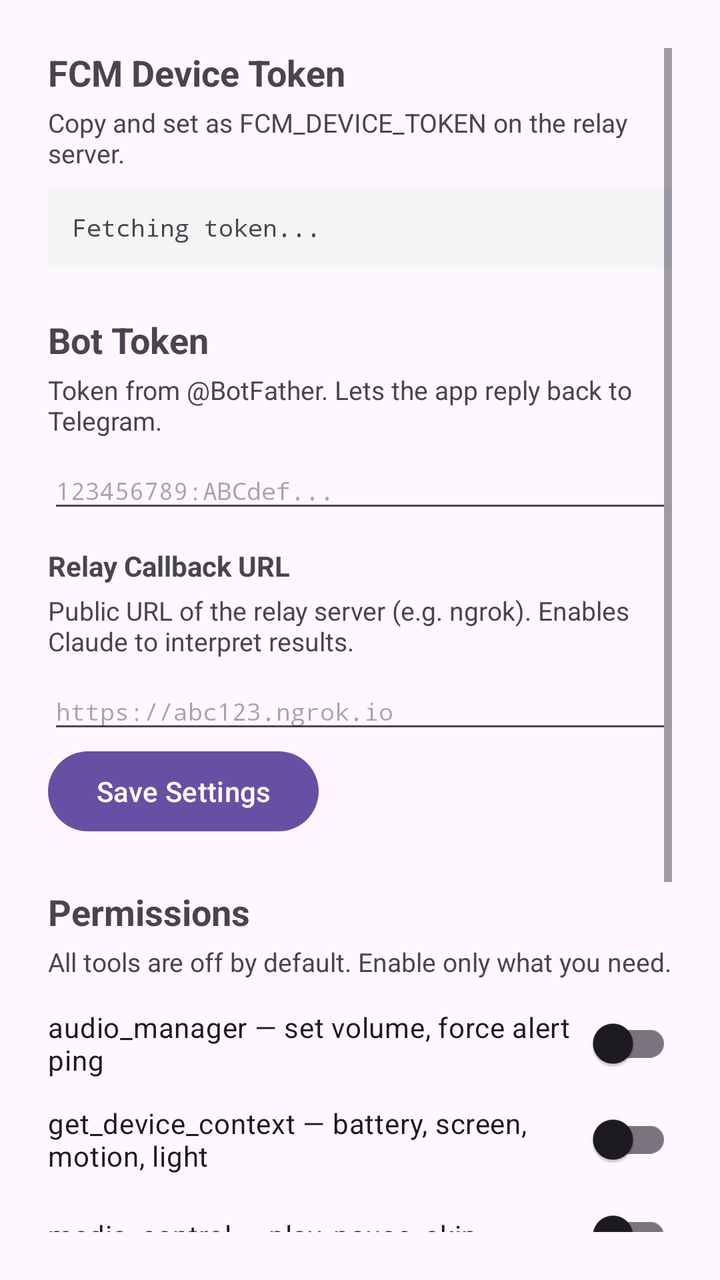
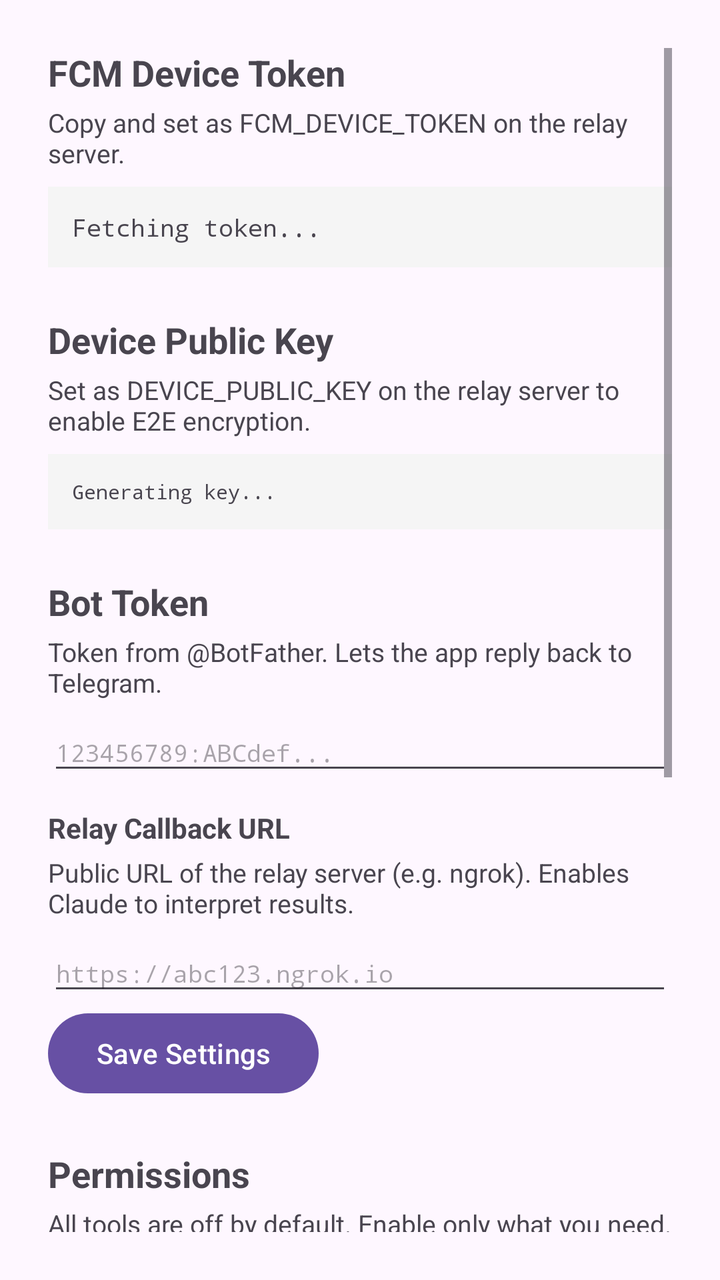

Before-and-after screenshots of an Android layout around one commit, followed by the original layout XML and the change that was made.
<!-- AndroidManifest.xml: application theme Theme.TelegramClaw -->
<!-- res/layout/activity_main.xml -->
<?xml version="1.0" encoding="utf-8"?>
<ScrollView xmlns:android="http://schemas.android.com/apk/res/android"
    android:id="@+id/main"
    android:layout_width="match_parent"
    android:layout_height="match_parent"
    android:padding="24dp">

    <LinearLayout
        android:layout_width="match_parent"
        android:layout_height="wrap_content"
        android:orientation="vertical">

        

        <TextView
            android:layout_width="match_parent"
            android:layout_height="wrap_content"
            android:text="FCM Device Token"
            android:textSize="18sp"
            android:textStyle="bold"
            android:paddingBottom="4dp" />

        <TextView
            android:layout_width="match_parent"
            android:layout_height="wrap_content"
            android:text="Copy and set as FCM_DEVICE_TOKEN on the relay server."
            android:textSize="13sp"
            android:paddingBottom="8dp" />

        <TextView
            android:id="@+id/token_text"
            android:layout_width="match_parent"
            android:layout_height="wrap_content"
            android:text="Fetching token..."
            android:textIsSelectable="true"
            android:fontFamily="monospace"
            android:textSize="12sp"
            android:background="#F5F5F5"
            android:padding="12dp" />

        

        <TextView
            android:layout_width="match_parent"
            android:layout_height="wrap_content"
            android:text="Bot Token"
            android:textSize="18sp"
            android:textStyle="bold"
            android:paddingTop="24dp"
            android:paddingBottom="4dp" />

        <TextView
            android:layout_width="match_parent"
            android:layout_height="wrap_content"
            android:text="Token from @BotFather. Lets the app reply back to Telegram."
            android:textSize="13sp"
            android:paddingBottom="8dp" />

        <EditText
            android:id="@+id/edit_bot_token"
            android:layout_width="match_parent"
            android:layout_height="wrap_content"
            android:hint="123456789:ABCdef..."
            android:inputType="textVisiblePassword"
            android:fontFamily="monospace"
            android:textSize="12sp"
            android:paddingBottom="8dp" />

        <TextView
            android:layout_width="match_parent"
            android:layout_height="wrap_content"
            android:text="Relay Callback URL"
            android:textSize="14sp"
            android:textStyle="bold"
            android:paddingTop="12dp"
            android:paddingBottom="4dp" />

        <TextView
            android:layout_width="match_parent"
            android:layout_height="wrap_content"
            android:text="Public URL of the relay server (e.g. ngrok). Enables Claude to interpret results."
            android:textSize="13sp"
            android:paddingBottom="8dp" />

        <EditText
            android:id="@+id/edit_relay_url"
            android:layout_width="match_parent"
            android:layout_height="wrap_content"
            android:hint="https://abc123.ngrok.io"
            android:inputType="textUri"
            android:fontFamily="monospace"
            android:textSize="12sp"
            android:paddingBottom="8dp" />

        <Button
            android:id="@+id/btn_save_bot_token"
            android:layout_width="wrap_content"
            android:layout_height="wrap_content"
            android:text="Save Settings" />

        

        <TextView
            android:layout_width="match_parent"
            android:layout_height="wrap_content"
            android:text="Permissions"
            android:textSize="18sp"
            android:textStyle="bold"
            android:paddingTop="24dp"
            android:paddingBottom="4dp" />

        <TextView
            android:layout_width="match_parent"
            android:layout_height="wrap_content"
            android:text="All tools are off by default. Enable only what you need."
            android:textSize="13sp"
            android:paddingBottom="12dp" />

        <androidx.appcompat.widget.SwitchCompat
            android:id="@+id/switch_audio_manager"
            android:layout_width="match_parent"
            android:layout_height="wrap_content"
            android:text="audio_manager — set volume, force alert ping"
            android:paddingBottom="8dp" />

        <androidx.appcompat.widget.SwitchCompat
            android:id="@+id/switch_get_device_context"
            android:layout_width="match_parent"
            android:layout_height="wrap_content"
            android:text="get_device_context — battery, screen, motion, light"
            android:paddingBottom="8dp" />

        <androidx.appcompat.widget.SwitchCompat
            android:id="@+id/switch_media_control"
            android:layout_width="match_parent"
            android:layout_height="wrap_content"
            android:text="media_control — play, pause, skip"
            android:paddingBottom="8dp" />

        <androidx.appcompat.widget.SwitchCompat
            android:id="@+id/switch_notification_sender"
            android:layout_width="match_parent"
            android:layout_height="wrap_content"
            android:text="notification_sender — toast, notification, alert"
            android:paddingBottom="8dp" />

        <androidx.appcompat.widget.SwitchCompat
            android:id="@+id/switch_location_fetcher"
            android:layout_width="match_parent"
            android:layout_height="wrap_content"
            android:text="location_fetcher — GPS coordinates (always confirms)"
            android:paddingBottom="8dp" />

        <androidx.appcompat.widget.SwitchCompat
            android:id="@+id/switch_camera_capture"
            android:layout_width="match_parent"
            android:layout_height="wrap_content"
            android:text="camera_capture — take a photo (always confirms)"
            android:paddingBottom="8dp" />

        

        <LinearLayout
            android:layout_width="match_parent"
            android:layout_height="wrap_content"
            android:orientation="horizontal"
            android:paddingTop="24dp"
            android:paddingBottom="8dp">

            <TextView
                android:layout_width="0dp"
                android:layout_height="wrap_content"
                android:layout_weight="1"
                android:text="Audit Log"
                android:textSize="18sp"
                android:textStyle="bold" />

            <Button
                android:id="@+id/btn_refresh_log"
                android:layout_width="wrap_content"
                android:layout_height="wrap_content"
                android:text="Refresh" />

        </LinearLayout>

        <TextView
            android:id="@+id/audit_log_text"
            android:layout_width="match_parent"
            android:layout_height="wrap_content"
            android:text="No entries yet."
            android:fontFamily="monospace"
            android:textSize="11sp"
            android:background="#F5F5F5"
            android:padding="12dp" />

    </LinearLayout>

</ScrollView>
<!-- resources referenced by this layout -->
<resources>
  <style name="Theme.TelegramClaw" parent="Base.Theme.TelegramClaw" />
  <style name="Base.Theme.TelegramClaw" parent="Theme.Material3.DayNight.NoActionBar">
          
          
      </style>
</resources>

<!-- the commit's change to res/layout/activity_main.xml (unified diff, before → after) -->
@@ -35,6 +35,35 @@
             android:textIsSelectable="true"
             android:fontFamily="monospace"
             android:textSize="12sp"
+            android:background="#F5F5F5"
+            android:padding="12dp" />
+
+        
+
+        <TextView
+            android:layout_width="match_parent"
+            android:layout_height="wrap_content"
+            android:text="Device Public Key"
+            android:textSize="18sp"
+            android:textStyle="bold"
+            android:paddingTop="24dp"
+            android:paddingBottom="4dp" />
+
+        <TextView
+            android:layout_width="match_parent"
+            android:layout_height="wrap_content"
+            android:text="Set as DEVICE_PUBLIC_KEY on the relay server to enable E2E encryption."
+            android:textSize="13sp"
+            android:paddingBottom="8dp" />
+
+        <TextView
+            android:id="@+id/public_key_text"
+            android:layout_width="match_parent"
+            android:layout_height="wrap_content"
+            android:text="Generating key..."
+            android:textIsSelectable="true"
+            android:fontFamily="monospace"
+            android:textSize="10sp"
             android:background="#F5F5F5"
             android:padding="12dp" />
 
